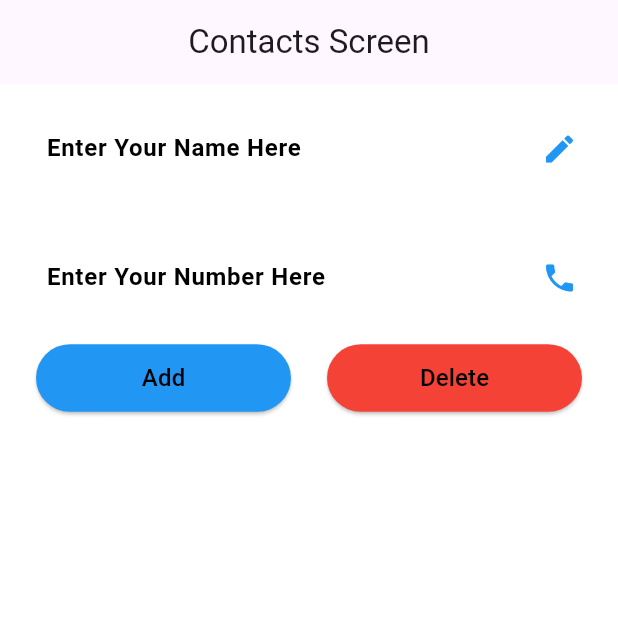
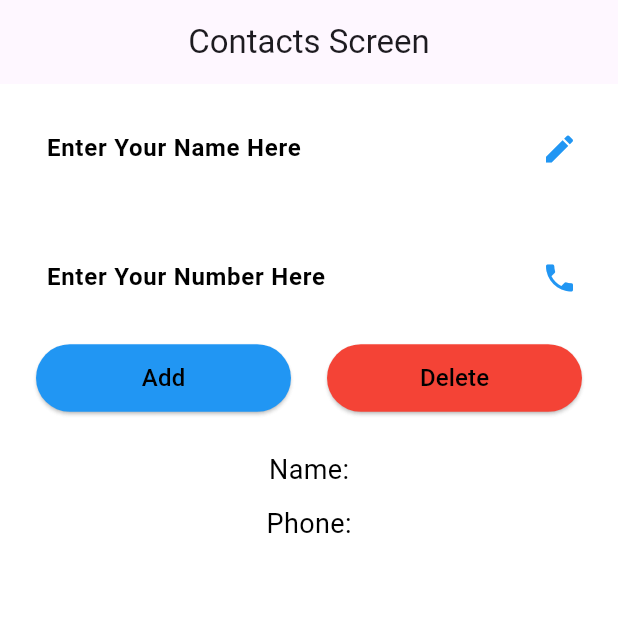
Before and after one commit to AngieShalma/task3-contact-screen-, a Flutter app: the screen it shows after launch, after a tap on "Add", on a phone screen of 412 x 824 dp, the top half of it. Run offline on Flutter 3.47's test engine with Material 3 defaults, Android fonts, the phone set to English and light mode, and no system bars.

Commit message:
assignment 3 result

```diff
--- a/lib/contacts_screen.dart
+++ b/lib/contacts_screen.dart
@@ -16,17 +16,11 @@ class _contactsScreenState extends State<contactsScreen> {
   TextEditingController nameController = TextEditingController();
   TextEditingController numberController = TextEditingController();
   int index = 0;
-  //List<bool> visibility = [false, false, false];
 
-  // bool isVisible = false;
   List<Contact> contacts = [];
 
-  void addContact(index) {
-    if(index>=0&&index<3){
-    //   visibility[index] = true;
-    contacts[index].isVisible=true;
-    //
-    }
+  void addContact() {
+
 
     if (contacts.length < 3) {
       String name = nameController.text;
@@ -37,26 +31,17 @@ class _contactsScreenState extends State<contactsScreen> {
       nameController.clear();
       numberController.clear();
     }
-    // if(contacts.length > 2){
-    //   contacts.clear();
-    // }
+
   }
 
-  void deleteContact(index) {
+  void deleteContact() {
     if (contacts.isNotEmpty) {
       contacts.removeLast();
     }
-if(index>=-2&&index<=0){
-//    visibility[index+2] = false;
-    contacts[index].isVisible = false;
+
+
   }
 
-  }
-  // void toggleContact(int index) {
-  //   setState(() {
-  //     contacts[index].isVisible = !contacts[index].isVisible;
-  //   });
-  // }
 
   @override
   Widget build(BuildContext context) {
@@ -82,28 +67,27 @@ if(index>=-2&&index<=0){
             Row(
               mainAxisAlignment: MainAxisAlignment.spaceEvenly,
               children: [
-                elevatedButton(
+                Visibility(
+                  visible:contacts.length < 3 ,
+                  child: elevatedButton(
                       color: Colors.blue,
                       label: "Add",
                       onPressed: () {
-                      //isVisible = true;
-                      addContact(index);
-                    //  print("index${index}");
-                     // print("res${visibility[index]}");
-                     index++;
-                      //print(nameController);
+                        addContact();
 
                         setState(() {});
                       }),
-                elevatedButton(
+                ),
+                Visibility(
+                  visible:contacts.isNotEmpty ,
+                  child: elevatedButton(
                       color: Colors.red,
                       label: "Delete",
                       onPressed: () {
-                      // isVisible = false;
-                      deleteContact(index);
-                      index--;
+                        deleteContact();
                         setState(() {});
                       }),
+                ),
               ],
             ),
             SizedBox(
@@ -112,13 +96,7 @@ if(index>=-2&&index<=0){
 
             Column(
               children: contacts.map((contact) {
-               print("before${contacts[index].isVisible}");
-                return Visibility(
-                     visible:contacts[index].isVisible ,
-                  //visible: visibility[index],
-
-                  // visible:isVisible,
-                  child: Container(
+                return Container(
                   height: 70,
                   width: 320,
                   margin: EdgeInsets.all(10),
@@ -142,7 +120,6 @@ if(index>=-2&&index<=0){
                     ],
                   ),
 
-                  ),
                 );
 
 
```
Lines whose indentation alone changed are shown as unchanged.
